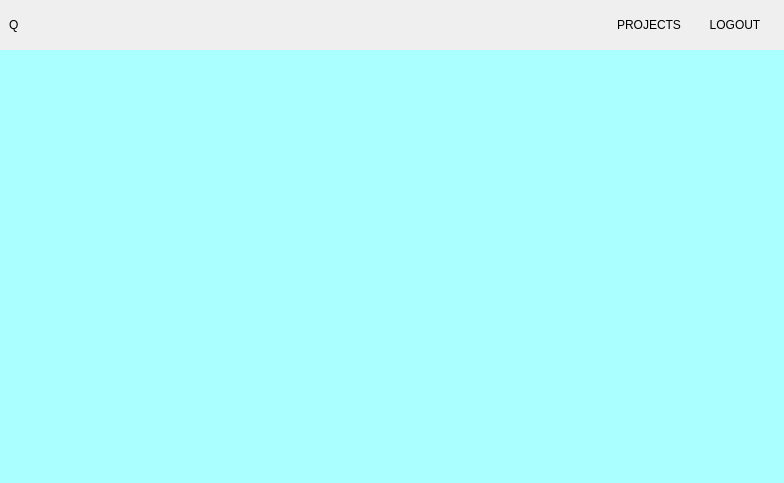
Qt form projectlistwindow.ui (Begali-java/TaskQuwi) before a commit.
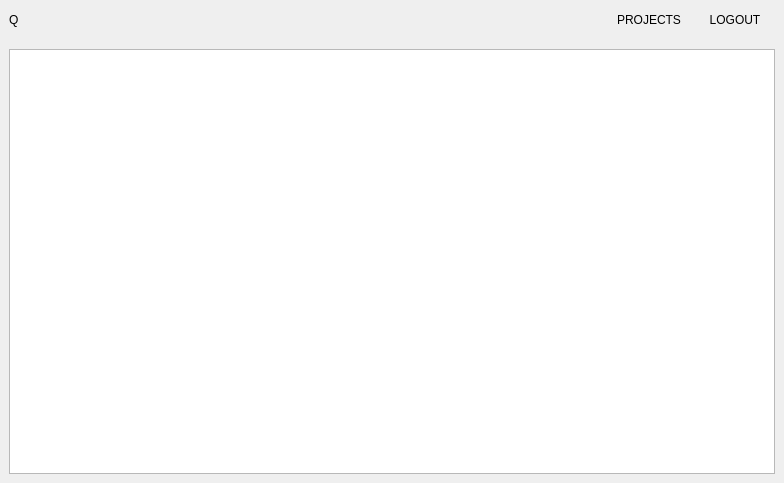
The same form after that commit.

Patch:
```diff
--- a/projectlistwindow.ui
+++ b/projectlistwindow.ui
@@ -96,8 +96,20 @@
    <item>
     <widget class="QWidget" name="widget_2" native="true">
      <property name="styleSheet">
-      <string notr="true">background-color: rgb(170, 255, 255);</string>
+      <string notr="true"/>
      </property>
+     <layout class="QHBoxLayout" name="horizontalLayout_2">
+      <item>
+       <widget class="QListWidget" name="listWidget">
+        <property name="minimumSize">
+         <size>
+          <width>0</width>
+          <height>0</height>
+         </size>
+        </property>
+       </widget>
+      </item>
+     </layout>
     </widget>
    </item>
   </layout>
```
